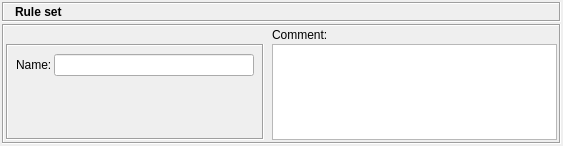
First picture: the form in src/gui/rulesetdialog_q.ui, repository fwbuilder/fwbuilder, before the edit.
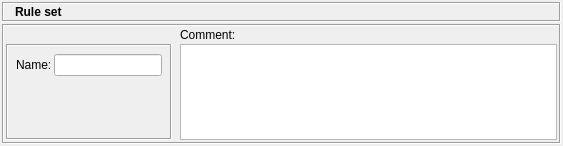
Second picture: the form after the edit. Icons and pictures are not drawn.

```diff
--- a/src/gui/rulesetdialog_q.ui
+++ b/src/gui/rulesetdialog_q.ui
@@ -212,7 +212,7 @@
              </property>
              <property name="minimumSize" >
               <size>
-               <width>200</width>
+               <width>0</width>
                <height>0</height>
               </size>
              </property>
```
